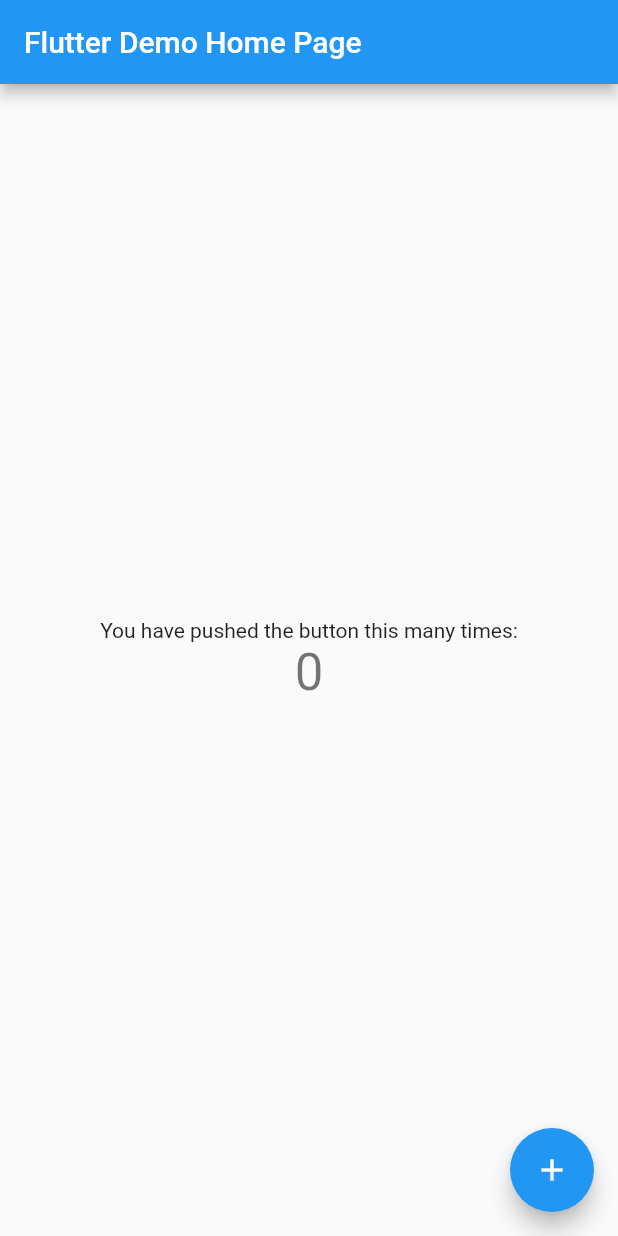
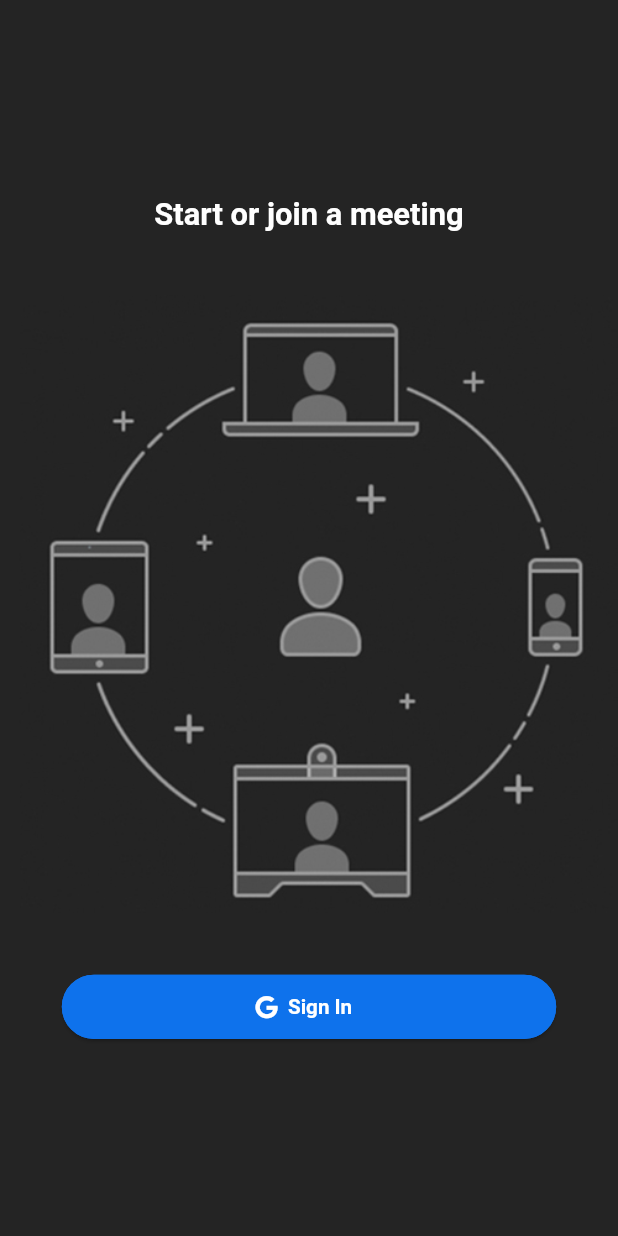
Before and after one commit to Ahmed-Reda-Dev/zoom-clone, a Flutter app: the screen it shows after launch, on a phone screen of 412 x 824 dp. Run offline on Flutter 3.47's test engine with Material 2 defaults, Android fonts, the phone set to English and light mode, and no system bars; our stand-ins replace cloud_firestore, firebase_auth, firebase_core, font_awesome_flutter, google_sign_in, responsive_framework; accounts and stored records are empty.

```diff
--- a/lib/main.dart
+++ b/lib/main.dart
@@ -1,6 +1,18 @@
+import 'package:firebase_core/firebase_core.dart';
 import 'package:flutter/material.dart';
+import 'package:responsive_framework/responsive_framework.dart';
+import 'package:zoom_clone/resources/auth_methods.dart';
+import 'package:zoom_clone/screens/home_screen.dart';
+import 'package:zoom_clone/screens/login_screen.dart';
+import 'package:zoom_clone/utils/colors.dart';
 
-void main() {
+import 'firebase_options.dart';
+
+void main() async {
+  WidgetsFlutterBinding.ensureInitialized();
+  await Firebase.initializeApp(
+    options: DefaultFirebaseOptions.currentPlatform,
+  );
   runApp(const MyApp());
 }
 
@@ -10,57 +22,43 @@ class MyApp extends StatelessWidget {
   @override
   Widget build(BuildContext context) {
     return MaterialApp(
-      title: 'Flutter Demo',
-      theme: ThemeData(
-        primarySwatch: Colors.blue,
+      builder: (context, child) => ResponsiveWrapper.builder(
+        child,
+        maxWidth: 1200,
+        minWidth: 480,
+        defaultScale: true,
+        breakpoints: const [
+          ResponsiveBreakpoint.resize(480, name: MOBILE),
+          ResponsiveBreakpoint.autoScale(800, name: TABLET),
+          ResponsiveBreakpoint.resize(1000, name: DESKTOP),
+          ResponsiveBreakpoint.autoScale(2460, name: '4K'),
+        ],
       ),
-      home: const MyHomePage(title: 'Flutter Demo Home Page'),
-    );
-  }
-}
-
-class MyHomePage extends StatefulWidget {
-  const MyHomePage({super.key, required this.title});
-
-  final String title;
-
-  @override
-  State<MyHomePage> createState() => _MyHomePageState();
-}
-
-class _MyHomePageState extends State<MyHomePage> {
-  int _counter = 0;
-
-  void _incrementCounter() {
-    setState(() {
-      _counter++;
-    });
-  }
-
-  @override
-  Widget build(BuildContext context) {
-    return Scaffold(
-      appBar: AppBar(
-        title: Text(widget.title),
+      title: 'ZOOM',
+      debugShowCheckedModeBanner: false,
+      theme: ThemeData.dark().copyWith(
+        scaffoldBackgroundColor: backgroundColor,
+        useMaterial3: true,
       ),
-      body: Center(
-        child: Column(
-          mainAxisAlignment: MainAxisAlignment.center,
-          children: <Widget>[
-            const Text(
-              'You have pushed the button this many times:',
-            ),
-            Text(
-              '$_counter',
-              style: Theme.of(context).textTheme.headlineMedium,
-            ),
-          ],
-        ),
-      ),
-      floatingActionButton: FloatingActionButton(
-        onPressed: _incrementCounter,
-        tooltip: 'Increment',
-        child: const Icon(Icons.add),
+      routes: {
+        '/login': (context) => const LoginScreen(),
+        '/home': (context) => const HomeScreen(),
+      },
+      home: StreamBuilder(
+        stream: AuthMethods().user,
+        builder: (context, snapshot) {
+          if (snapshot.connectionState == ConnectionState.waiting) {
+            return const Scaffold(
+              body: Center(
+                child: CircularProgressIndicator(),
+              ),
+            );
+          }
+          if (snapshot.hasData) {
+            return const HomeScreen();
+          }
+          return const LoginScreen();
+        },
       ),
     );
   }
--- /dev/null
+++ b/lib/screens/login_screen.dart
@@ -0,0 +1,48 @@
+import 'package:flutter/material.dart';
+import 'package:font_awesome_flutter/font_awesome_flutter.dart';
+import 'package:zoom_clone/resources/auth_methods.dart';
+
+import '../widgets/custom_button.dart';
+
+class LoginScreen extends StatefulWidget {
+  const LoginScreen({super.key});
+
+  @override
+  State<LoginScreen> createState() => _LoginScreenState();
+}
+
+class _LoginScreenState extends State<LoginScreen> {
+  final AuthMethods _authMethods = AuthMethods();
+  @override
+  Widget build(BuildContext context) {
+    return Scaffold(
+      body: Column(
+        mainAxisAlignment: MainAxisAlignment.center,
+        children: [
+          const Text(
+            'Start or join a meeting',
+            style: TextStyle(
+              fontSize: 24,
+              fontWeight: FontWeight.bold,
+            ),
+          ),
+          Padding(
+            padding: EdgeInsets.symmetric(
+                vertical: MediaQuery.of(context).size.height * 0.05),
+            child: Image.asset('assets/images/onboarding.jpg'),
+          ),
+          CustomButton(
+            icon: const FaIcon(FontAwesomeIcons.google, color: Colors.white),
+            text: 'Sign In',
+            onPressed: () async {
+              bool res = await _authMethods.signInWithGoogle(context);
+              if (res) {
+                Navigator.pushNamed(context, '/home');
+              }
+            },
+          ),
+        ],
+      ),
+    );
+  }
+}
--- /dev/null
+++ b/lib/utils/colors.dart
@@ -0,0 +1,6 @@
+import 'package:flutter/material.dart';
+
+const backgroundColor = Color.fromRGBO(36, 36, 36, 1);
+const buttonColor = Color.fromRGBO(14, 114, 236, 1);
+const footerColor = Color.fromRGBO(26, 26, 26, 1);
+const secondaryBackgroundColor = Color.fromRGBO(46, 46, 46, 1);
--- /dev/null
+++ b/lib/widgets/custom_button.dart
@@ -0,0 +1,41 @@
+import 'package:flutter/material.dart';
+
+import '../utils/colors.dart';
+
+class CustomButton extends StatelessWidget {
+  final String text;
+  final Widget icon;
+  final VoidCallback onPressed;
+  const CustomButton({
+    super.key,
+    required this.text,
+    required this.icon,
+    required this.onPressed,
+  });
+
+  @override
+  Widget build(BuildContext context) {
+    return ElevatedButton.icon(
+      onPressed: onPressed,
+      style: ElevatedButton.styleFrom(
+        backgroundColor: buttonColor,
+        minimumSize: Size(
+          MediaQuery.of(context).size.width * 0.8,
+          50,
+        ),
+        side: const BorderSide(
+          color: buttonColor,
+        ),
+      ),
+      icon: icon,
+      label: Text(
+        text,
+        style: const TextStyle(
+          color: Colors.white,
+          fontSize: 16,
+          fontWeight: FontWeight.bold,
+        ),
+      ),
+    );
+  }
+}
```
Also changed, not shown: lib/resources/auth_methods.dart (added, +43 -0 lines), lib/screens/home_screen.dart (added, +15 -0 lines), lib/utils/utils.dart (added, +9 -0 lines), pubspec.yaml (+8 -3 lines), assets/images/onboarding.jpg (added), lib/firebase_options.dart (added), pubspec.lock, 4 other files.
